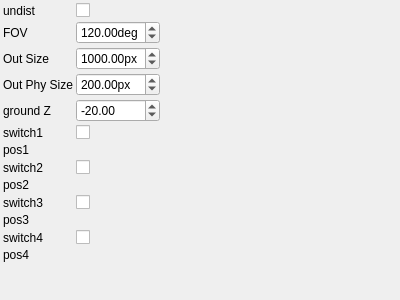
The window that applications/merger/ui/mergerControlWidget.ui (NickPenkrat/corecvs) describes before a commit, drawn with Qt 5.
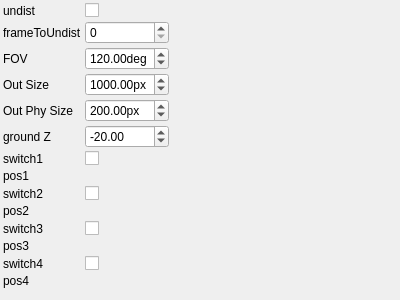
The same window after the commit. Custom widgets are drawn as their Qt base class.

Patch:
```diff
--- a/applications/merger/ui/mergerControlWidget.ui
+++ b/applications/merger/ui/mergerControlWidget.ui
@@ -40,11 +40,43 @@
     <item row="1" column="0">
      <widget class="QLabel" name="label_1">
        <property name="text">
-         <string>FOV</string>
+         <string>frameToUndist</string>
        </property>
      </widget>
     </item>
     <item row="1" column="1">
+     <widget class="QSpinBox" name="frameToUndistSpinBox">
+       <property name="toolTip">
+         <string>frameToUndist</string>
+       </property>
+       <property name="minimum">
+        <number>0</number>
+       </property>
+       <property name="maximum">
+        <number>3</number>
+       </property>
+       <property name="singleStep">
+        <number>1</number>
+       </property>
+       <property name="value">
+        <number>0</number>
+       </property>
+       <property name="prefix">
+        <string></string>
+       </property>
+       <property name="suffix">
+        <string></string>
+       </property>
+     </widget>
+    </item>
+    <item row="2" column="0">
+     <widget class="QLabel" name="label_2">
+       <property name="text">
+         <string>FOV</string>
+       </property>
+     </widget>
+    </item>
+    <item row="2" column="1">
      <widget class="QDoubleSpinBox" name="fOVSpinBox">
        <property name="toolTip">
          <string>FOV</string>
@@ -69,47 +101,15 @@
        </property>
      </widget>
     </item>
-    <item row="2" column="0">
-     <widget class="QLabel" name="label_2">
-       <property name="text">
-         <string>Out Size</string>
-       </property>
-     </widget>
-    </item>
-    <item row="2" column="1">
-     <widget class="QDoubleSpinBox" name="outSizeSpinBox">
-       <property name="toolTip">
-         <string>Out Size</string>
-       </property>
-       <property name="minimum">
-        <double>100</double>
-       </property>
-       <property name="maximum">
-        <double>9999</double>
-       </property>
-       <property name="singleStep">
-        <double>1</double>
-       </property>
-       <property name="value">
-        <double>1000</double>
-       </property>
-       <property name="prefix">
-        <string></string>
-       </property>
-       <property name="suffix">
-        <string>px</string>
-       </property>
-     </widget>
-    </item>
     <item row="3" column="0">
      <widget class="QLabel" name="label_3">
        <property name="text">
-         <string>Out Phy Size</string>
+         <string>Out Size</string>
        </property>
      </widget>
     </item>
     <item row="3" column="1">
-     <widget class="QDoubleSpinBox" name="outPhySizeSpinBox">
+     <widget class="QDoubleSpinBox" name="outSizeSpinBox">
        <property name="toolTip">
          <string>Out Phy Size</string>
        </property>
@@ -123,7 +123,7 @@
         <double>1</double>
        </property>
        <property name="value">
-        <double>200</double>
+        <double>1000</double>
        </property>
        <property name="prefix">
         <string></string>
@@ -136,17 +136,17 @@
     <item row="4" column="0">
      <widget class="QLabel" name="label_4">
        <property name="text">
-         <string>ground Z</string>
+         <string>Out Phy Size</string>
        </property>
      </widget>
     </item>
     <item row="4" column="1">
-     <widget class="QDoubleSpinBox" name="groundZSpinBox">
+     <widget class="QDoubleSpinBox" name="outPhySizeSpinBox">
        <property name="toolTip">
          <string>ground Z</string>
        </property>
        <property name="minimum">
-        <double>-9999</double>
+        <double>100</double>
        </property>
        <property name="maximum">
         <double>9999</double>
@@ -155,141 +155,173 @@
         <double>1</double>
        </property>
        <property name="value">
-        <double>-20</double>
+        <double>200</double>
        </property>
        <property name="prefix">
         <string></string>
        </property>
        <property name="suffix">
-        <string></string>
+        <string>px</string>
        </property>
      </widget>
     </item>
     <item row="5" column="0">
      <widget class="QLabel" name="label_5">
        <property name="text">
-         <string>switch1</string>
+         <string>ground Z</string>
        </property>
      </widget>
     </item>
     <item row="5" column="1">
-     <widget class="QCheckBox" name="switch1CheckBox">
+     <widget class="QDoubleSpinBox" name="groundZSpinBox">
        <property name="toolTip">
          <string>switch1</string>
        </property>
-       <property name="checked">
-           <bool>1</bool>
+       <property name="minimum">
+        <double>-9999</double>
+       </property>
+       <property name="maximum">
+        <double>9999</double>
+       </property>
+       <property name="singleStep">
+        <double>1</double>
+       </property>
+       <property name="value">
+        <double>-20</double>
+       </property>
+       <property name="prefix">
+        <string></string>
+       </property>
+       <property name="suffix">
+        <string></string>
        </property>
      </widget>
     </item>
     <item row="6" column="0">
      <widget class="QLabel" name="label_6">
        <property name="text">
-         <string>pos1</string>
+         <string>switch1</string>
        </property>
      </widget>
     </item>
     <item row="6" column="1">
-     <widget class="EuclidianMoveParametersControlWidget" name="pos1ControlWidget">
+     <widget class="QCheckBox" name="switch1CheckBox">
        <property name="toolTip">
-         <string>pos1</string>
+         <string>switch1</string>
+       </property>
+       <property name="checked">
+           <bool>1</bool>
        </property>
      </widget>
     </item>
     <item row="7" column="0">
      <widget class="QLabel" name="label_7">
        <property name="text">
-         <string>switch2</string>
+         <string>pos1</string>
        </property>
      </widget>
     </item>
     <item row="7" column="1">
-     <widget class="QCheckBox" name="switch2CheckBox">
+     <widget class="EuclidianMoveParametersControlWidget" name="pos1ControlWidget">
        <property name="toolTip">
-         <string>switch2</string>
-       </property>
-       <property name="checked">
-           <bool>1</bool>
+         <string>pos1</string>
        </property>
      </widget>
     </item>
     <item row="8" column="0">
      <widget class="QLabel" name="label_8">
        <property name="text">
-         <string>pos2</string>
+         <string>switch2</string>
        </property>
      </widget>
     </item>
     <item row="8" column="1">
-     <widget class="EuclidianMoveParametersControlWidget" name="pos2ControlWidget">
+     <widget class="QCheckBox" name="switch2CheckBox">
        <property name="toolTip">
-         <string>pos2</string>
+         <string>switch2</string>
+       </property>
+       <property name="checked">
+           <bool>1</bool>
        </property>
      </widget>
     </item>
     <item row="9" column="0">
      <widget class="QLabel" name="label_9">
        <property name="text">
-         <string>switch3</string>
+         <string>pos2</string>
        </property>
      </widget>
     </item>
     <item row="9" column="1">
-     <widget class="QCheckBox" name="switch3CheckBox">
+     <widget class="EuclidianMoveParametersControlWidget" name="pos2ControlWidget">
        <property name="toolTip">
-         <string>switch3</string>
-       </property>
-       <property name="checked">
-           <bool>1</bool>
+         <string>pos2</string>
        </property>
      </widget>
     </item>
     <item row="10" column="0">
      <widget class="QLabel" name="label_10">
        <property name="text">
-         <string>pos3</string>
+         <string>switch3</string>
        </property>
      </widget>
     </item>
     <item row="10" column="1">
-     <widget class="EuclidianMoveParametersControlWidget" name="pos3ControlWidget">
+     <widget class="QCheckBox" name="switch3CheckBox">
        <property name="toolTip">
-         <string>pos3</string>
+         <string>switch3</string>
+       </property>
+       <property name="checked">
+           <bool>1</bool>
        </property>
      </widget>
     </item>
     <item row="11" column="0">
      <widget class="QLabel" name="label_11">
        <property name="text">
-         <string>switch4</string>
+         <string>pos3</string>
        </property>
      </widget>
     </item>
     <item row="11" column="1">
-     <widget class="QCheckBox" name="switch4CheckBox">
+     <widget class="EuclidianMoveParametersControlWidget" name="pos3ControlWidget">
        <property name="toolTip">
-         <string>switch4</string>
-       </property>
-       <property name="checked">
-           <bool>1</bool>
+         <string>pos3</string>
        </property>
      </widget>
     </item>
     <item row="12" column="0">
      <widget class="QLabel" name="label_12">
        <property name="text">
-         <string>pos4</string>
+         <string>switch4</string>
        </property>
      </widget>
     </item>
     <item row="12" column="1">
+     <widget class="QCheckBox" name="switch4CheckBox">
+       <property name="toolTip">
+         <string>switch4</string>
+       </property>
+       <property name="checked">
+           <bool>1</bool>
+       </property>
+     </widget>
+    </item>
+    <item row="13" column="0">
+     <widget class="QLabel" name="label_13">
+       <property name="text">
+         <string>pos4</string>
+       </property>
+     </widget>
+    </item>
+    <item row="13" column="1">
      <widget class="EuclidianMoveParametersControlWidget" name="pos4ControlWidget">
        <property name="toolTip">
          <string>pos4</string>
        </property>
      </widget>
     </item>
-   <item row="13" column="0">
+   <item row="14" column="0">
     <spacer name="verticalSpacer">
      <property name="orientation">
       <enum>Qt::Vertical</enum>
@@ -302,7 +334,7 @@
      </property>
     </spacer>
    </item>
-   <item row="13" column="2">
+   <item row="14" column="2">
     <spacer name="horizontalSpacer">
      <property name="orientation">
       <enum>Qt::Horizontal</enum>
```
Left out of the diff: 12 changed lines with no effect on the pictures.
